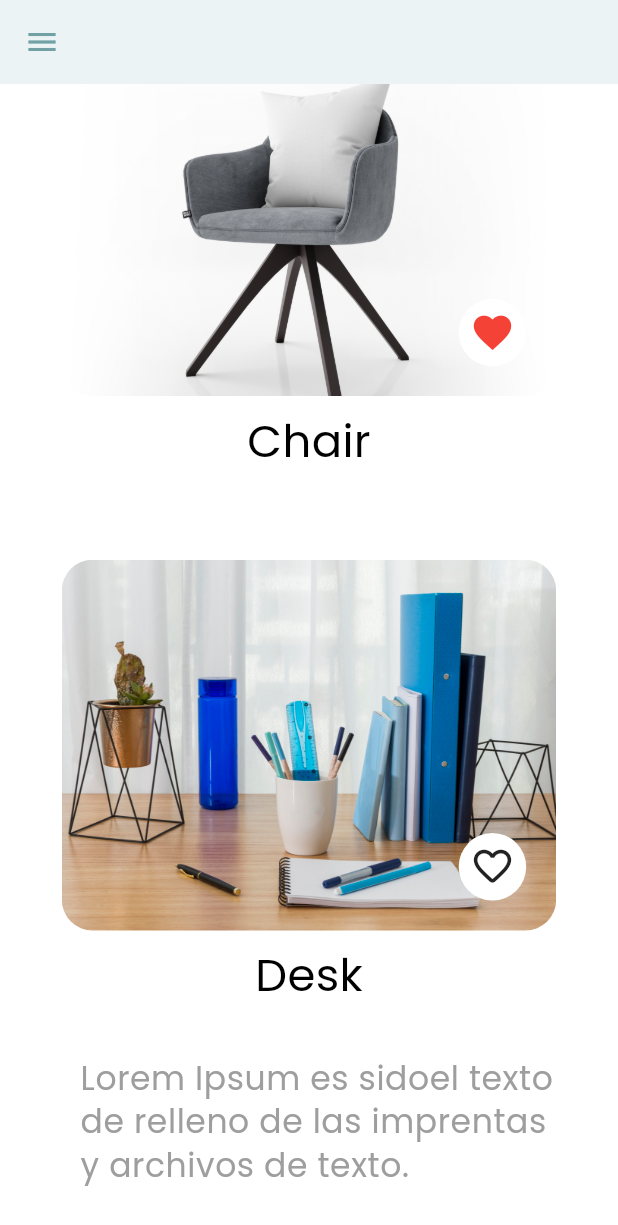
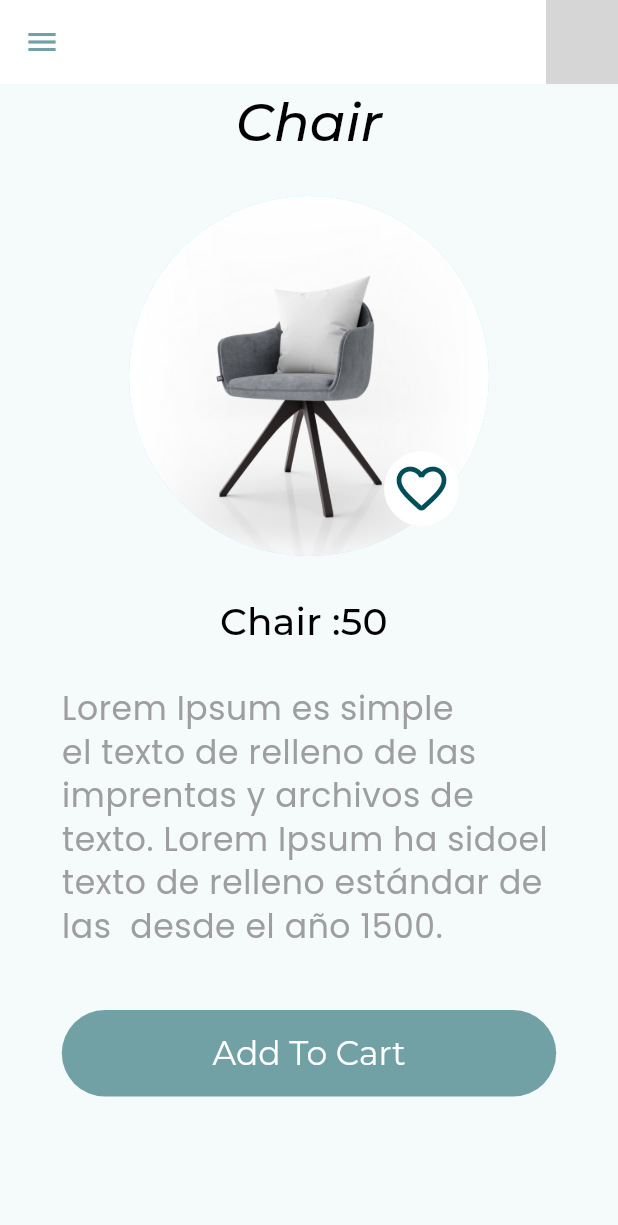
Before and after one commit to huzaifa-huzzi/Furniture-App, a Flutter app: the HomeScreen screen opened by its route, scrolled down 540 dp, after a tap on the "favorite outline" icon, on a phone screen of 412 x 824 dp. Shown: the top 1225 px of the screen. Run offline on Flutter 3.47's test engine with Material 3 defaults, Android fonts, the light colour scheme and no system bars; our stand-ins replace cached_network_image, device_preview, firebase_auth, firebase_core, firebase_database, firebase_storage and 6 more; missing offline and left inert: persistent_shopping_cart; accounts and stored records are empty; grey boxes are pictures that could not be loaded.

Commit message:
MAke More screens in it
 1.WishList.chair.dart
 2.WishList.Desk.dart

```diff
--- a/lib/utils/Route/Route name.dart
+++ b/lib/utils/Route/Route name.dart
@@ -1,6 +1,6 @@
 
 class RouteName{
-
+    //splashScreens
   static const String splashScreen = 'SplashScreen';
   static const String splashScreen2 = 'SplashScreen2';
  // authentication
@@ -12,6 +12,8 @@ static const String homeScreen = 'HomeScreen';
 static const String navBar = 'NavBar';
 static const String profile = 'Profile';
 static const String wishlist = 'WishList';
+static const String wishlist2 = 'WishListChair';
+static const String wishlist3 = 'WishListDesk';
 //cart view screen
 static const String cart ='CartView';
 
--- a/lib/utils/Route/RoutesInitialzed.dart
+++ b/lib/utils/Route/RoutesInitialzed.dart
@@ -6,6 +6,8 @@ import 'package:dart_furniture_store_app/view/Login/LoginScreen.dart';
 import 'package:dart_furniture_store_app/view/NaveBar%20Drawer/NavBar.dart';
 import 'package:dart_furniture_store_app/view/Profile/Profile.dart';
 import 'package:dart_furniture_store_app/view/Signup/Signup%20Scrreen.dart';
+import 'package:dart_furniture_store_app/view/WishList/WishList.Desk.dart';
+import 'package:dart_furniture_store_app/view/WishList/WishList.chair.dart';
 import 'package:dart_furniture_store_app/view/WishList/WishList.dart';
 import 'package:dart_furniture_store_app/view/cartView/CartView.dart';
 import 'package:dart_furniture_store_app/view/splash/SplashScreen.dart';
@@ -45,8 +47,14 @@ class Routes {
       case RouteName.wishlist:
         return MaterialPageRoute(builder: (_) => const WishListScreen());
 
+      case RouteName.wishlist2:
+        return MaterialPageRoute(builder: (_) => const WishListChair());
+
+      case RouteName.wishlist3:
+        return MaterialPageRoute(builder: (_) => const WishListDesk());
+
       case RouteName.cart:
-        final ItemModel item = ItemModel(
+         ItemModel item = const  ItemModel(
           productId: '1',
           ProductName: 'Sofa',
           ProductDescription: 'Comfortable Sofa For sell',
@@ -54,6 +62,8 @@ class Routes {
           unitPrice: 40000,
         );
         return MaterialPageRoute(builder: (_) =>  CartView(item: item));
+
+
 
       default:
         return MaterialPageRoute(builder: (_) {
--- a/lib/view/HomeScree/HomeScreen.dart
+++ b/lib/view/HomeScree/HomeScreen.dart
@@ -3,6 +3,8 @@ import 'package:dart_furniture_store_app/Provider/FavouriteIcon/FavouriteIconPro
 import 'package:dart_furniture_store_app/Resources/colors.dart';
 import 'package:dart_furniture_store_app/utils/Route/Route%20name.dart';
 import 'package:dart_furniture_store_app/view/NaveBar%20Drawer/NavBar.dart';
+import 'package:dart_furniture_store_app/view/WishList/WishList.Desk.dart';
+import 'package:dart_furniture_store_app/view/WishList/WishList.chair.dart';
 import 'package:dart_furniture_store_app/view/WishList/WishList.dart';
 import 'package:flutter/material.dart';
 import 'package:get/get.dart';
@@ -96,7 +98,11 @@ class _HomeScreenState extends State<HomeScreen> {
             SizedBox(height: mediaQuery.size.height * 0.01,),
             Text('Sofa',style: Theme.of(context).textTheme.bodyMedium!.copyWith(),),
             SizedBox(height: mediaQuery.size.height * 0.07,),
-            Padding(
+            InkWell(
+              onTap: (){
+                Get.to(() =>const  WishListChair(),transition: Transition.leftToRightWithFade ,duration:const  Duration(seconds: 2));
+              },
+              child: Padding(
                 padding: EdgeInsets.symmetric(horizontal: mediaQuery.size.width * 0.1),
                 child: Container(
                   height: mediaQuery.size.height * 0.3,
@@ -142,10 +148,15 @@ class _HomeScreenState extends State<HomeScreen> {
                 ),
 
               ),
+            ),
             SizedBox(height: mediaQuery.size.height * 0.01,),
             Text('Chair',style: Theme.of(context).textTheme.bodyMedium!.copyWith(),),
             SizedBox(height: mediaQuery.size.height * 0.07,),
-            Padding(
+            InkWell(
+              onTap: (){
+                Get.to(() =>const  WishListDesk(),transition: Transition.leftToRightWithFade,duration:const  Duration(seconds: 2));
+              },
+              child: Padding(
                 padding: EdgeInsets.symmetric(horizontal: mediaQuery.size.width * 0.1),
                 child: Container(
                   height: mediaQuery.size.height * 0.3,
@@ -191,6 +202,7 @@ class _HomeScreenState extends State<HomeScreen> {
                 ),
 
               ),
+            ),
             SizedBox(height: mediaQuery.size.height * 0.01,),
             Text('Desk',style: Theme.of(context).textTheme.bodyMedium!.copyWith(),),
             SizedBox(height: mediaQuery.size.height * 0.04,),
--- a/lib/view/NaveBar Drawer/NavBar.dart
+++ b/lib/view/NaveBar Drawer/NavBar.dart
@@ -30,9 +30,7 @@ class _NavBarState extends State<NavBar> {
     final mediaQuery = MediaQuery.of(context);
     return Drawer(
       child:  StreamBuilder(stream: ref.child(SessionManager().userId.toString()).onValue, builder: (context,AsyncSnapshot snapshot){
-        if(!snapshot.hasData){
-          return  const  LoadingIndicator(indicatorType: Indicator.ballClipRotate,colors: [AppColors.primaryColor],);
-        } else if(snapshot.hasData){
+         if(snapshot.hasData){
           Map<dynamic,dynamic> map = snapshot.data.snapshot.value;
 
           return Consumer<ProfileProvider>(builder: (context,imagePicker,_){
@@ -73,7 +71,7 @@ class _NavBarState extends State<NavBar> {
                   ListTile(
                     leading:const  Icon(Icons.favorite,size: 35,color: AppColors.primaryColor,),
                     title:  Text('Wish List',style: Theme.of(context).textTheme.titleMedium!.copyWith(),),
-                    onTap: () => Get.to(() =>const  WishListScreen(),transition: Transition.leftToRight,duration:const  Duration(seconds: 3)),
+                    onTap: () => Get.to(() =>const WishListScreen(),transition:Transition.leftToRight,duration:const  Duration(seconds: 2)),
                   ),
                   ListTile(
                     leading:const  Icon(Icons.person,size: 40,color: AppColors.primaryColor,),
--- /dev/null
+++ b/lib/view/WishList/WishList.chair.dart
@@ -0,0 +1,130 @@
+import 'package:dart_furniture_store_app/Provider/FavouriteIcon/FavouriteIconProvider.dart';
+import 'package:dart_furniture_store_app/Resources/RoundButton.dart';
+import 'package:dart_furniture_store_app/Resources/colors.dart';
+import 'package:dart_furniture_store_app/model/item_model.dart';
+import 'package:dart_furniture_store_app/utils/Route/Route%20name.dart';
+import 'package:dart_furniture_store_app/utils/utils.dart';
+import 'package:dart_furniture_store_app/view/NaveBar%20Drawer/NavBar.dart';
+import 'package:flutter/material.dart';
+import 'package:persistent_shopping_cart/model/cart_model.dart';
+import 'package:persistent_shopping_cart/persistent_shopping_cart.dart';
+import 'package:provider/provider.dart';
+
+
+class WishListChair extends StatefulWidget {
+  const WishListChair({Key? key}) : super(key: key);
+
+  @override
+  State<WishListChair> createState() => _WishListChairState();
+}
+
+class _WishListChairState extends State<WishListChair> {
+
+  final PersistentShoppingCart cart = PersistentShoppingCart();
+
+  @override
+  Widget build(BuildContext context) {
+    final mediaQuery = MediaQuery.of(context);
+    return Scaffold(
+      drawer:const NavBar(),
+      appBar: AppBar(
+        iconTheme:const IconThemeData(color: AppColors.primaryColor),
+        backgroundColor: Colors.white,
+        actions: [
+          cart.showCartItemCountWidget(cartItemCountWidgetBuilder: (itemCount) => IconButton(
+            onPressed: () {
+              Navigator.pushNamed(context, RouteName.cart);
+            },
+            icon: Badge(
+              label: Text(itemCount.toString()),
+              backgroundColor: AppColors.primaryColor,
+              child:const Icon(Icons.shopping_bag),
+            ),
+          ))
+        ],
+      ),
+      body: SingleChildScrollView(
+        child: Column(
+          children: [
+            Padding(
+              padding: EdgeInsets.symmetric(horizontal: mediaQuery.size.width * 0.3),
+              child: Text('Chair', style: Theme.of(context).textTheme.titleSmall!.copyWith()),
+            ),
+            SizedBox(height: mediaQuery.size.height * 0.03),
+            CircleAvatar(
+              radius: 120,
+              backgroundImage:const AssetImage('assets/images/chair.jpg'),
+              child: Consumer<FavoriteModel>(builder: (context, favoriteModel, _) {
+                return Stack(
+                  alignment: Alignment.bottomCenter,
+                  children: [
+                    Positioned(
+                      bottom:20,
+                      right: 20,
+                      child: Container(
+                        width: 50,
+                        height: 50,
+                        decoration: const BoxDecoration(
+                          shape: BoxShape.circle,
+                          color: Colors.white,
+                        ),
+                        child: InkWell(
+                          onTap: () {
+                            favoriteModel.toggleFavorite();
+                          },
+                          child: Icon(
+                            favoriteModel.isFavorite ? Icons.favorite : Icons.favorite_outline_rounded ,
+                            size: 40,
+                            color: favoriteModel.isFavorite ? Colors.red : null,
+                          ),
+                        ),
+                      ),
+                    ),
+                  ],
+                );
+              }),
+            ),
+            SizedBox(height: mediaQuery.size.height * 0.03),
+            Text('Chair :50 ', style: Theme.of(context).textTheme.titleMedium!.copyWith()),
+            SizedBox(height: mediaQuery.size.height * 0.03),
+            Padding(
+              padding: EdgeInsets.symmetric(horizontal: mediaQuery.size.width * 0.1),
+              child: Text(
+                'Lorem Ipsum es simple\nel texto de relleno de las imprentas y archivos de texto. Lorem Ipsum ha sidoel texto de relleno estándar de las  desde el año 1500.',
+                style: Theme.of(context).textTheme.bodySmall!.copyWith(),
+              ),
+            ),
+            SizedBox(height: mediaQuery.size.height * 0.05),
+            RoundButton(
+              title: 'Add To Cart',
+              onTap: () {
+                ItemModel item = const ItemModel(
+                  productId: '2',
+                  ProductName: 'Chair',
+                  ProductDescription: 'Comfortable chair \nFor sell',
+                  ProductThumbnail: 'assets/images/chair.jpg',
+                  unitPrice: 50,
+                );
+
+                // Use the same instance of PersistentShoppingCart
+                cart.addToCart(
+                  PersistentShoppingCartItem(
+                    productId: item.productId,
+                    productName: item.ProductName,
+                    productDescription: item.ProductDescription,
+                    productThumbnail: item.ProductThumbnail,
+                    unitPrice: item.unitPrice,
+                    quantity: 1,
+                  ),
+                );
+
+                Utils.toastMessage('Item Added to cart');
+              },
+            ),
+            SizedBox(height: mediaQuery.size.height * 0.05),
+          ],
+        ),
+      ),
+    );
+  }
+}
```
Also changed, not shown: lib/view/WishList/WishList.Desk.dart (added, +129 -0 lines), lib/view/WishList/WishList.dart (+12 -9 lines), lib/view/cartView/CartView.dart (+7 -4 lines). Lines whose indentation alone changed are shown as unchanged.
